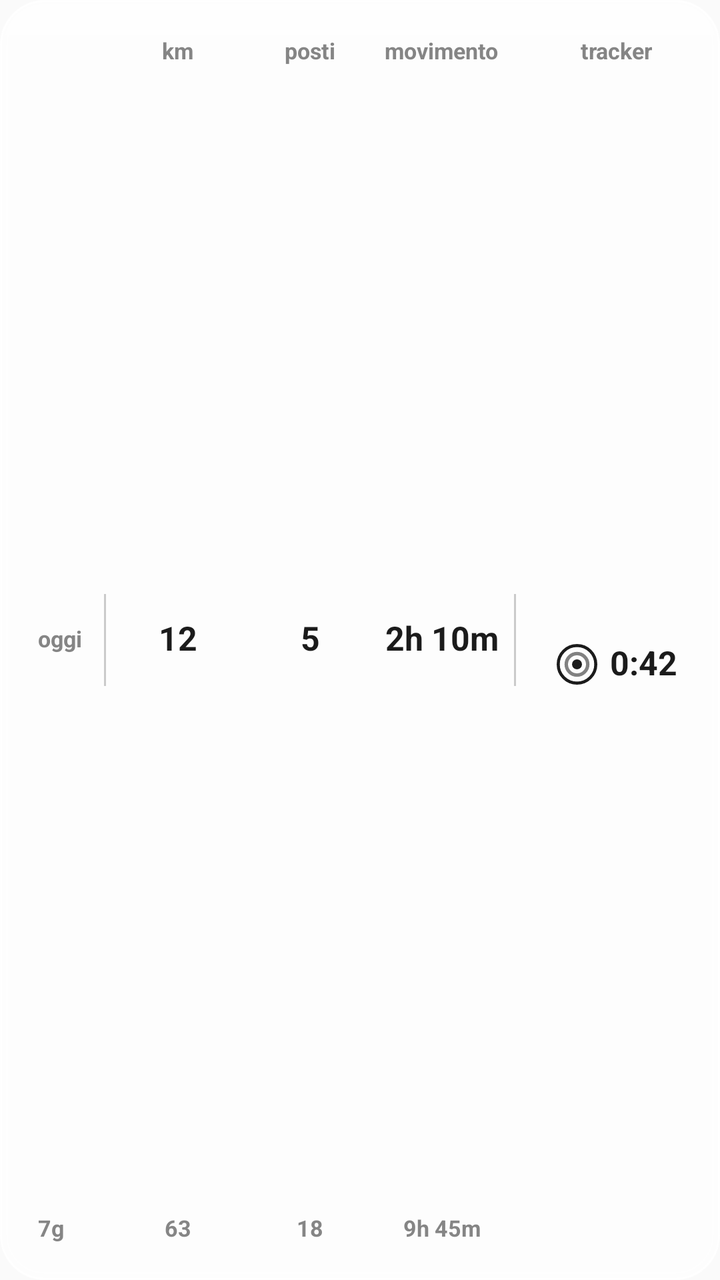
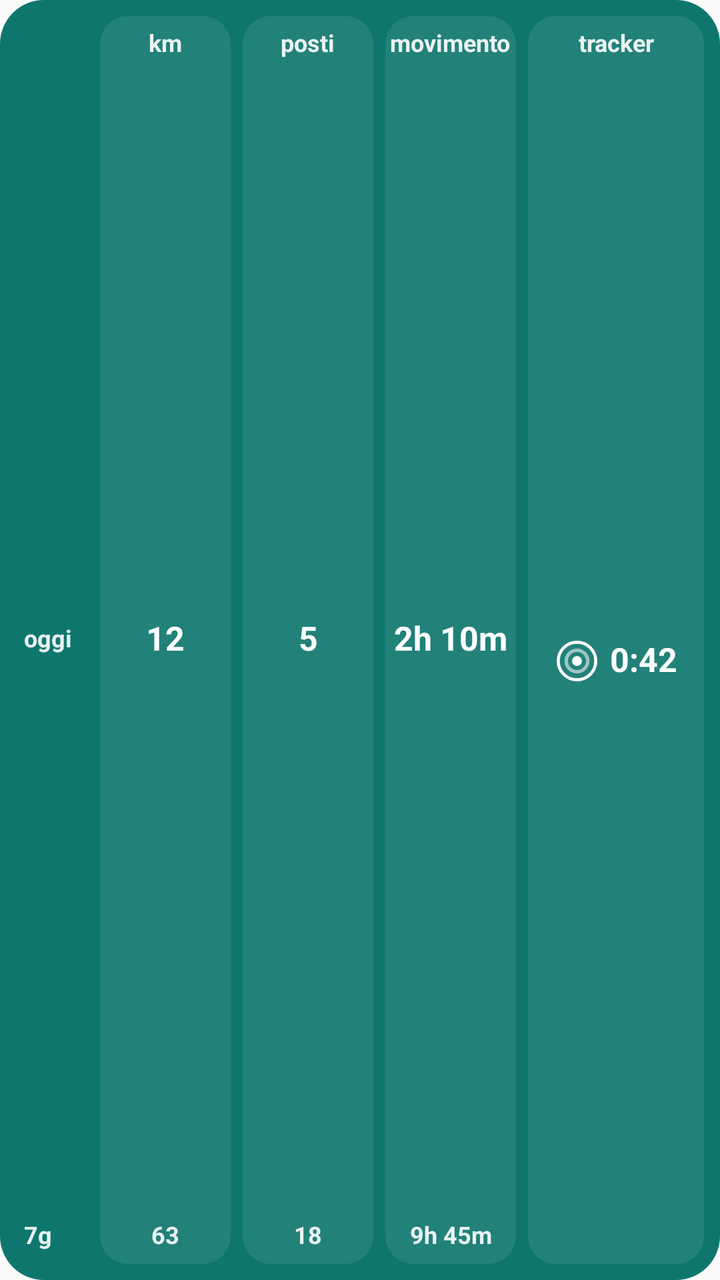

Two renders of the same Android screen: before a commit and after it. Below are the layout's source before the change and the commit's diff.
<!-- AndroidManifest.xml: application theme android:Theme.Material.Light.NoActionBar -->
<!-- res/layout/widget_today_preview.xml -->
<?xml version="1.0" encoding="utf-8"?>
<LinearLayout xmlns:android="http://schemas.android.com/apk/res/android"
    android:id="@+id/w_root"
    android:layout_width="match_parent"
    android:layout_height="match_parent"
    android:orientation="horizontal"
    android:gravity="center_vertical"
    android:padding="8dp"
    android:background="@drawable/widget_glass_light">

    <LinearLayout
        android:id="@+id/w_col_lbl"
        android:layout_width="wrap_content"
        android:layout_height="match_parent"
        android:minWidth="34dp"
        android:paddingLeft="11dp"
        android:layout_marginRight="10dp"
        android:orientation="vertical">
        <TextView
            android:layout_width="wrap_content"
            android:layout_height="wrap_content"
            android:layout_gravity="left"
            android:gravity="center"
            android:paddingTop="11dp"
            android:paddingBottom="0dp"
            android:text=" "
            android:includeFontPadding="false"
            android:textSize="11.2sp"
            android:textStyle="bold"
            android:textColor="#D9707070"
            android:maxLines="1" />
        <TextView
            android:layout_width="match_parent"
            android:layout_height="0dp"
            android:layout_weight="1" />
        <TextView
            android:layout_width="wrap_content"
            android:layout_height="wrap_content"
            android:minHeight="21dp"
            android:layout_gravity="left"
            android:gravity="center_vertical"
            android:text="oggi"
            android:includeFontPadding="false"
            android:textSize="11.2sp"
            android:textStyle="bold"
            android:textColor="#D9707070"
            android:maxLines="1" />
        <TextView
            android:layout_width="match_parent"
            android:layout_height="0dp"
            android:layout_weight="1" />
        <TextView
            android:layout_width="wrap_content"
            android:layout_height="wrap_content"
            android:layout_gravity="left"
            android:gravity="center"
            android:paddingTop="0dp"
            android:paddingBottom="11dp"
            android:text="7g"
            android:includeFontPadding="false"
            android:textSize="11.2sp"
            android:textStyle="bold"
            android:textColor="#D9707070"
            android:maxLines="1" />
    </LinearLayout>
    <ImageView
        android:layout_width="1dp"
        android:layout_height="46dp"
        android:background="#33000000" />
    <LinearLayout
        android:id="@+id/w_col_km"
        android:layout_width="0dp"
        android:layout_height="match_parent"
        android:layout_weight="1"
        android:layout_marginLeft="6dp"
        android:orientation="vertical">
        <TextView
            android:layout_width="wrap_content"
            android:layout_height="wrap_content"
            android:layout_gravity="center_horizontal"
            android:gravity="center"
            android:paddingTop="11dp"
            android:paddingBottom="0dp"
            android:text="km"
            android:includeFontPadding="false"
            android:textSize="11.2sp"
            android:textStyle="bold"
            android:textColor="#D9707070"
            android:maxLines="1" />
        <TextView
            android:layout_width="match_parent"
            android:layout_height="0dp"
            android:layout_weight="1" />
        <TextView
            android:id="@+id/w_km"
            android:text="12"
            android:layout_width="match_parent"
            android:layout_height="wrap_content"
            android:minHeight="21dp"
            android:gravity="center"
            android:includeFontPadding="false"
            android:textSize="16.8sp"
            android:textStyle="bold"
            android:textColor="#1B1B1B"
            android:maxLines="1" />
        <TextView
            android:layout_width="match_parent"
            android:layout_height="0dp"
            android:layout_weight="1" />
        <TextView
            android:id="@+id/w_km_week"
            android:text="63"
            android:layout_width="match_parent"
            android:layout_height="wrap_content"
            android:layout_gravity="center_horizontal"
            android:gravity="center_horizontal"
            android:paddingTop="0dp"
            android:paddingBottom="11dp"
            android:includeFontPadding="false"
            android:textSize="11.2sp"
            android:textStyle="bold"
            android:textColor="#D9707070"
            android:maxLines="1" />
    </LinearLayout>
    <LinearLayout
        android:id="@+id/w_col_places"
        android:layout_width="0dp"
        android:layout_height="match_parent"
        android:layout_weight="1"
        android:layout_marginLeft="6dp"
        android:orientation="vertical">
        <TextView
            android:layout_width="wrap_content"
            android:layout_height="wrap_content"
            android:layout_gravity="center_horizontal"
            android:gravity="center"
            android:paddingTop="11dp"
            android:paddingBottom="0dp"
            android:text="posti"
            android:includeFontPadding="false"
            android:textSize="11.2sp"
            android:textStyle="bold"
            android:textColor="#D9707070"
            android:maxLines="1" />
        <TextView
            android:layout_width="match_parent"
            android:layout_height="0dp"
            android:layout_weight="1" />
        <TextView
            android:id="@+id/w_places"
            android:text="5"
            android:layout_width="match_parent"
            android:layout_height="wrap_content"
            android:minHeight="21dp"
            android:gravity="center"
            android:includeFontPadding="false"
            android:textSize="16.8sp"
            android:textStyle="bold"
            android:textColor="#1B1B1B"
            android:maxLines="1" />
        <TextView
            android:layout_width="match_parent"
            android:layout_height="0dp"
            android:layout_weight="1" />
        <TextView
            android:id="@+id/w_places_week"
            android:text="18"
            android:layout_width="match_parent"
            android:layout_height="wrap_content"
            android:layout_gravity="center_horizontal"
            android:gravity="center_horizontal"
            android:paddingTop="0dp"
            android:paddingBottom="11dp"
            android:includeFontPadding="false"
            android:textSize="11.2sp"
            android:textStyle="bold"
            android:textColor="#D9707070"
            android:maxLines="1" />
    </LinearLayout>
    <LinearLayout
        android:id="@+id/w_col_time"
        android:layout_width="0dp"
        android:layout_height="match_parent"
        android:layout_weight="1"
        android:layout_marginLeft="6dp"
        android:orientation="vertical">
        <TextView
            android:layout_width="wrap_content"
            android:layout_height="wrap_content"
            android:layout_gravity="center_horizontal"
            android:gravity="center"
            android:paddingTop="11dp"
            android:paddingBottom="0dp"
            android:text="movimento"
            android:includeFontPadding="false"
            android:textSize="11.2sp"
            android:textStyle="bold"
            android:textColor="#D9707070"
            android:maxLines="1" />
        <TextView
            android:layout_width="match_parent"
            android:layout_height="0dp"
            android:layout_weight="1" />
        <TextView
            android:id="@+id/w_time"
            android:text="2h 10m"
            android:layout_width="match_parent"
            android:layout_height="wrap_content"
            android:minHeight="21dp"
            android:gravity="center"
            android:includeFontPadding="false"
            android:textSize="16.8sp"
            android:textStyle="bold"
            android:textColor="#1B1B1B"
            android:maxLines="1" />
        <TextView
            android:layout_width="match_parent"
            android:layout_height="0dp"
            android:layout_weight="1" />
        <TextView
            android:id="@+id/w_time_week"
            android:text="9h 45m"
            android:layout_width="match_parent"
            android:layout_height="wrap_content"
            android:layout_gravity="center_horizontal"
            android:gravity="center_horizontal"
            android:paddingTop="0dp"
            android:paddingBottom="11dp"
            android:includeFontPadding="false"
            android:textSize="11.2sp"
            android:textStyle="bold"
            android:textColor="#D9707070"
            android:maxLines="1" />
    </LinearLayout>
    <ImageView
        android:layout_width="1dp"
        android:layout_height="46dp"
        android:layout_marginLeft="6dp"
        android:background="#33000000" />
    <LinearLayout
        android:id="@+id/w_col_pos"
        android:layout_width="wrap_content"
        android:layout_height="match_parent"
        android:minWidth="88dp"
        android:paddingLeft="11dp"
        android:paddingRight="11dp"
        android:layout_marginLeft="6dp"
        android:orientation="vertical">
        <TextView
            android:id="@+id/w_lbl_pos"
            android:layout_width="wrap_content"
            android:layout_height="wrap_content"
            android:layout_gravity="center_horizontal"
            android:gravity="center"
            android:paddingTop="11dp"
            android:paddingBottom="0dp"
            android:text="tracker"
            android:includeFontPadding="false"
            android:textSize="11.2sp"
            android:textStyle="bold"
            android:textColor="#D9707070"
            android:maxLines="1" />
        <LinearLayout
            android:layout_width="match_parent"
            android:layout_height="0dp"
            android:layout_weight="1"
            android:orientation="horizontal"
            android:gravity="center">
            <ImageView
                android:layout_width="23.1dp"
                android:layout_height="23.1dp"
                android:scaleType="fitCenter"
                android:tint="#FF1B1B1B"
                android:src="@drawable/ic_still_2" />
            <TextView
                android:id="@+id/w_ago"
            android:text="0:42"
                android:layout_width="wrap_content"
                android:layout_height="wrap_content"
                android:layout_marginLeft="5dp"
                android:gravity="center"
                android:includeFontPadding="false"
                android:textSize="16.8sp"
                android:textStyle="bold"
                android:textColor="#1B1B1B"
                android:maxLines="1" />
        </LinearLayout>
    </LinearLayout>
</LinearLayout>
<!-- resources referenced by this layout -->
<resources>
  <!-- drawable ic_still_2 (drawable) -->
  <?xml version="1.0" encoding="utf-8"?>
  <vector xmlns:android="http://schemas.android.com/apk/res/android"
      android:width="24dp"
      android:height="24dp"
      android:viewportWidth="24"
      android:viewportHeight="24">
      <path
          android:fillColor="#FF000000"
          android:fillAlpha="1.0"
          android:pathData="M12,12m-2.6,0a2.6,2.6 0 1,0 5.2,0a2.6,2.6 0 1,0 -5.2,0" />
      <path
          android:fillColor="#00000000"
          android:strokeColor="#FF000000"
          android:strokeAlpha="0.55"
          android:strokeWidth="1.8"
          android:pathData="M12,12m-5.6,0a5.6,5.6 0 1,0 11.2,0a5.6,5.6 0 1,0 -11.2,0" />
      <path
          android:fillColor="#00000000"
          android:strokeColor="#FF000000"
          android:strokeAlpha="1.0"
          android:strokeWidth="1.6"
          android:pathData="M12,12m-9.8,0a9.8,9.8 0 1,0 19.6,0a9.8,9.8 0 1,0 -19.6,0" />
  </vector>
  <!-- drawable widget_glass_light (drawable) -->
  <?xml version="1.0" encoding="utf-8"?>
  <layer-list xmlns:android="http://schemas.android.com/apk/res/android">
      
      <item>
          <shape android:shape="rectangle">
              <solid android:color="#B3FFFFFF" />
              <corners android:radius="22dp" />
              <stroke android:width="1dp" android:color="#E6FFFFFF" />
          </shape>
      </item>
      
      <item android:gravity="top" android:height="34dp" android:left="2dp" android:right="2dp" android:top="2dp">
          <shape android:shape="rectangle">
              <gradient android:angle="270" android:startColor="#8CFFFFFF" android:endColor="#14FFFFFF" />
              <corners android:topLeftRadius="20dp" android:topRightRadius="20dp" android:bottomLeftRadius="6dp" android:bottomRightRadius="6dp" />
          </shape>
      </item>
      
      <item android:left="3dp" android:right="3dp" android:top="3dp" android:bottom="3dp">
          <shape android:shape="rectangle">
              <solid android:color="#00000000" />
              <corners android:radius="19dp" />
              <stroke android:width="1dp" android:color="#33FFFFFF" />
          </shape>
      </item>
  </layer-list>
</resources>

<!-- the commit's change to res/layout/widget_today_preview.xml (unified diff, before → after) -->
@@ -6,28 +6,28 @@
     android:orientation="horizontal"
     android:gravity="center_vertical"
     android:padding="8dp"
-    android:background="@drawable/widget_glass_light">
+    android:background="@drawable/widget_bg">
 
     <LinearLayout
         android:id="@+id/w_col_lbl"
         android:layout_width="wrap_content"
         android:layout_height="match_parent"
         android:minWidth="34dp"
-        android:paddingLeft="11dp"
-        android:layout_marginRight="10dp"
+        android:paddingLeft="4dp"
+        android:layout_marginRight="2dp"
         android:orientation="vertical">
         <TextView
             android:layout_width="wrap_content"
             android:layout_height="wrap_content"
             android:layout_gravity="left"
             android:gravity="center"
-            android:paddingTop="11dp"
+            android:paddingTop="7dp"
             android:paddingBottom="0dp"
             android:text=" "
             android:includeFontPadding="false"
-            android:textSize="11.2sp"
-            android:textStyle="bold"
-            android:textColor="#D9707070"
+            android:textSize="12sp"
+            android:textStyle="bold"
+            android:textColor="#E6FFFFFF"
             android:maxLines="1" />
         <TextView
             android:layout_width="match_parent"
@@ -41,9 +41,9 @@
             android:gravity="center_vertical"
             android:text="oggi"
             android:includeFontPadding="false"
-            android:textSize="11.2sp"
-            android:textStyle="bold"
-            android:textColor="#D9707070"
+            android:textSize="12sp"
+            android:textStyle="bold"
+            android:textColor="#E6FFFFFF"
             android:maxLines="1" />
         <TextView
             android:layout_width="match_parent"
@@ -55,20 +55,17 @@
             android:layout_gravity="left"
             android:gravity="center"
             android:paddingTop="0dp"
-            android:paddingBottom="11dp"
+            android:paddingBottom="7dp"
             android:text="7g"
             android:includeFontPadding="false"
-            android:textSize="11.2sp"
-            android:textStyle="bold"
-            android:textColor="#D9707070"
-            android:maxLines="1" />
-    </LinearLayout>
-    <ImageView
-        android:layout_width="1dp"
-        android:layout_height="46dp"
-        android:background="#33000000" />
+            android:textSize="12sp"
+            android:textStyle="bold"
+            android:textColor="#E6FFFFFF"
+            android:maxLines="1" />
+    </LinearLayout>
     <LinearLayout
         android:id="@+id/w_col_km"
+        android:background="@drawable/widget_cell"
         android:layout_width="0dp"
         android:layout_height="match_parent"
         android:layout_weight="1"
@@ -79,13 +76,13 @@
             android:layout_height="wrap_content"
             android:layout_gravity="center_horizontal"
             android:gravity="center"
-            android:paddingTop="11dp"
+            android:paddingTop="7dp"
             android:paddingBottom="0dp"
             android:text="km"
             android:includeFontPadding="false"
-            android:textSize="11.2sp"
-            android:textStyle="bold"
-            android:textColor="#D9707070"
+            android:textSize="12sp"
+            android:textStyle="bold"
+            android:textColor="#E6FFFFFF"
             android:maxLines="1" />
         <TextView
             android:layout_width="match_parent"
@@ -99,9 +96,9 @@
             android:minHeight="21dp"
             android:gravity="center"
             android:includeFontPadding="false"
-            android:textSize="16.8sp"
-            android:textStyle="bold"
-            android:textColor="#1B1B1B"
+            android:textSize="16.5sp"
+            android:textStyle="bold"
+            android:textColor="#FFFFFF"
             android:maxLines="1" />
         <TextView
             android:layout_width="match_parent"
@@ -115,15 +112,16 @@
             android:layout_gravity="center_horizontal"
             android:gravity="center_horizontal"
             android:paddingTop="0dp"
-            android:paddingBottom="11dp"
-            android:includeFontPadding="false"
-            android:textSize="11.2sp"
-            android:textStyle="bold"
-            android:textColor="#D9707070"
+            android:paddingBottom="7dp"
+            android:includeFontPadding="false"
+            android:textSize="12sp"
+            android:textStyle="bold"
+            android:textColor="#E6FFFFFF"
             android:maxLines="1" />
     </LinearLayout>
     <LinearLayout
         android:id="@+id/w_col_places"
+        android:background="@drawable/widget_cell"
         android:layout_width="0dp"
         android:layout_height="match_parent"
         android:layout_weight="1"
@@ -134,13 +132,13 @@
             android:layout_height="wrap_content"
             android:layout_gravity="center_horizontal"
             android:gravity="center"
-            android:paddingTop="11dp"
+            android:paddingTop="7dp"
             android:paddingBottom="0dp"
             android:text="posti"
             android:includeFontPadding="false"
-            android:textSize="11.2sp"
-            android:textStyle="bold"
-            android:textColor="#D9707070"
+            android:textSize="12sp"
+            android:textStyle="bold"
+            android:textColor="#E6FFFFFF"
             android:maxLines="1" />
         <TextView
             android:layout_width="match_parent"
@@ -154,9 +152,9 @@
             android:minHeight="21dp"
             android:gravity="center"
             android:includeFontPadding="false"
-            android:textSize="16.8sp"
-            android:textStyle="bold"
-            android:textColor="#1B1B1B"
+            android:textSize="16.5sp"
+            android:textStyle="bold"
+            android:textColor="#FFFFFF"
             android:maxLines="1" />
         <TextView
             android:layout_width="match_parent"
@@ -170,15 +168,16 @@
             android:layout_gravity="center_horizontal"
             android:gravity="center_horizontal"
             android:paddingTop="0dp"
-            android:paddingBottom="11dp"
-            android:includeFontPadding="false"
-            android:textSize="11.2sp"
-            android:textStyle="bold"
-            android:textColor="#D9707070"
+            android:paddingBottom="7dp"
+            android:includeFontPadding="false"
+            android:textSize="12sp"
+            android:textStyle="bold"
+            android:textColor="#E6FFFFFF"
             android:maxLines="1" />
     </LinearLayout>
     <LinearLayout
         android:id="@+id/w_col_time"
+        android:background="@drawable/widget_cell"
         android:layout_width="0dp"
         android:layout_height="match_parent"
         android:layout_weight="1"
@@ -189,13 +188,13 @@
             android:layout_height="wrap_content"
             android:layout_gravity="center_horizontal"
             android:gravity="center"
-            android:paddingTop="11dp"
+            android:paddingTop="7dp"
             android:paddingBottom="0dp"
             android:text="movimento"
             android:includeFontPadding="false"
-            android:textSize="11.2sp"
-            android:textStyle="bold"
-            android:textColor="#D9707070"
+            android:textSize="12sp"
+            android:textStyle="bold"
+            android:textColor="#E6FFFFFF"
             android:maxLines="1" />
         <TextView
             android:layout_width="match_parent"
@@ -209,9 +208,9 @@
             android:minHeight="21dp"
             android:gravity="center"
             android:includeFontPadding="false"
-            android:textSize="16.8sp"
-            android:textStyle="bold"
-            android:textColor="#1B1B1B"
+            android:textSize="16.5sp"
+            android:textStyle="bold"
+            android:textColor="#FFFFFF"
             android:maxLines="1" />
         <TextView
             android:layout_width="match_parent"
@@ -225,25 +224,21 @@
             android:layout_gravity="center_horizontal"
             android:gravity="center_horizontal"
             android:paddingTop="0dp"
-            android:paddingBottom="11dp"
-            android:includeFontPadding="false"
-            android:textSize="11.2sp"
-            android:textStyle="bold"
-            android:textColor="#D9707070"
-            android:maxLines="1" />
-    </LinearLayout>
-    <ImageView
-        android:layout_width="1dp"
-        android:layout_height="46dp"
-        android:layout_marginLeft="6dp"
-        android:background="#33000000" />
+            android:paddingBottom="7dp"
+            android:includeFontPadding="false"
+            android:textSize="12sp"
+            android:textStyle="bold"
+            android:textColor="#E6FFFFFF"
+            android:maxLines="1" />
+    </LinearLayout>
     <LinearLayout
         android:id="@+id/w_col_pos"
+        android:background="@drawable/widget_cell"
         android:layout_width="wrap_content"
         android:layout_height="match_parent"
         android:minWidth="88dp"
-        android:paddingLeft="11dp"
-        android:paddingRight="11dp"
+        android:paddingLeft="6dp"
+        android:paddingRight="6dp"
         android:layout_marginLeft="6dp"
         android:orientation="vertical">
         <TextView
@@ -252,13 +247,13 @@
             android:layout_height="wrap_content"
             android:layout_gravity="center_horizontal"
             android:gravity="center"
-            android:paddingTop="11dp"
+            android:paddingTop="7dp"
             android:paddingBottom="0dp"
             android:text="tracker"
             android:includeFontPadding="false"
-            android:textSize="11.2sp"
-            android:textStyle="bold"
-            android:textColor="#D9707070"
+            android:textSize="12sp"
+            android:textStyle="bold"
+            android:textColor="#E6FFFFFF"
             android:maxLines="1" />
         <LinearLayout
             android:layout_width="match_parent"
@@ -270,7 +265,7 @@
                 android:layout_width="23.1dp"
                 android:layout_height="23.1dp"
                 android:scaleType="fitCenter"
-                android:tint="#FF1B1B1B"
+                android:tint="#FFFFFFFF"
                 android:src="@drawable/ic_still_2" />
             <TextView
                 android:id="@+id/w_ago"
@@ -280,9 +275,9 @@
                 android:layout_marginLeft="5dp"
                 android:gravity="center"
                 android:includeFontPadding="false"
-                android:textSize="16.8sp"
+                android:textSize="16.5sp"
                 android:textStyle="bold"
-                android:textColor="#1B1B1B"
+                android:textColor="#FFFFFF"
                 android:maxLines="1" />
         </LinearLayout>
     </LinearLayout>
<!-- resource entries referenced after the edit -->
@@ -24,32 +24,17 @@
           android:strokeWidth="1.6"
           android:pathData="M12,12m-9.8,0a9.8,9.8 0 1,0 19.6,0a9.8,9.8 0 1,0 -19.6,0" />
   </vector>
-  <!-- drawable widget_glass_light (drawable) -->
+  <!-- drawable widget_bg (drawable) -->
   <?xml version="1.0" encoding="utf-8"?>
-  <layer-list xmlns:android="http://schemas.android.com/apk/res/android">
-      
-      <item>
-          <shape android:shape="rectangle">
-              <solid android:color="#B3FFFFFF" />
-              <corners android:radius="22dp" />
-              <stroke android:width="1dp" android:color="#E6FFFFFF" />
-          </shape>
-      </item>
-      
-      <item android:gravity="top" android:height="34dp" android:left="2dp" android:right="2dp" android:top="2dp">
-          <shape android:shape="rectangle">
-              <gradient android:angle="270" android:startColor="#8CFFFFFF" android:endColor="#14FFFFFF" />
-              <corners android:topLeftRadius="20dp" android:topRightRadius="20dp" android:bottomLeftRadius="6dp" android:bottomRightRadius="6dp" />
-          </shape>
-      </item>
-      
-      <item android:left="3dp" android:right="3dp" android:top="3dp" android:bottom="3dp">
-          <shape android:shape="rectangle">
-              <solid android:color="#00000000" />
-              <corners android:radius="19dp" />
-              <stroke android:width="1dp" android:color="#33FFFFFF" />
-          </shape>
-      </item>
-  </layer-list>
+  <shape xmlns:android="http://schemas.android.com/apk/res/android" android:shape="rectangle">
+      <solid android:color="#0F766E" />
+      <corners android:radius="22dp" />
+  </shape>
+  <!-- drawable widget_cell (drawable) -->
+  <?xml version="1.0" encoding="utf-8"?>
+  <shape xmlns:android="http://schemas.android.com/apk/res/android" android:shape="rectangle">
+      <solid android:color="#14FFFFFF" />
+      <corners android:radius="14dp" />
+  </shape>
 </resources>
 
